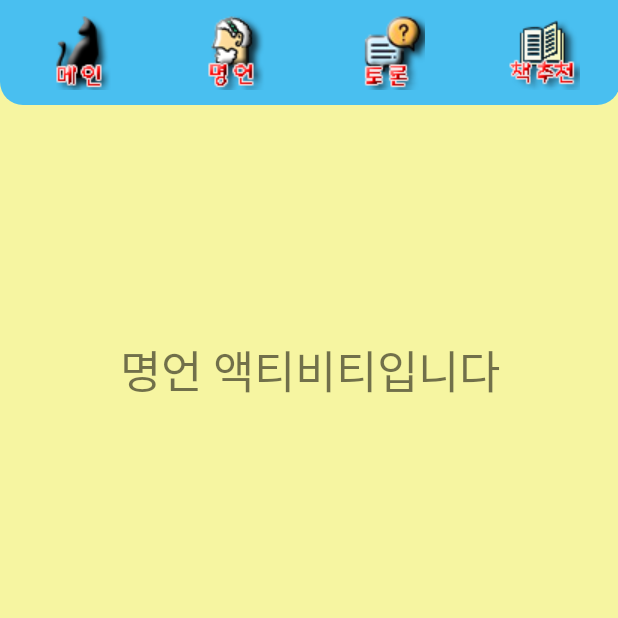
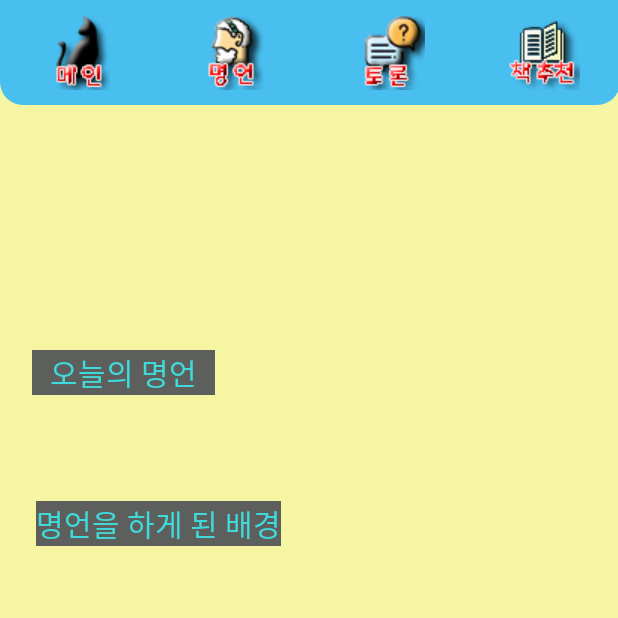
Before and after one commit to dsjk3172/Black-Cat, an Android app: the BestWord screen opened directly, with no data from a screen before it, on a phone screen of 412 x 824 dp, the top half of it. Run offline under Robolectric (Android 15) with nearby library versions, the phone set to English and light mode, and no system bars; Roboto replaces fonts that are not available here; 2 statements that could not run were skipped.

Commit message:
UI_update

```diff
--- a/app/src/main/AndroidManifest.xml
+++ b/app/src/main/AndroidManifest.xml
@@ -11,7 +11,8 @@
         android:label="@string/app_name"
         android:roundIcon="@mipmap/ic_launcher_round"
         android:supportsRtl="true"
-        android:theme="@style/AppTheme">
+        android:theme="@style/AppTheme"
+        android:usesCleartextTraffic="true">
 
         <!--스플래시 액티비티-->
         <activity android:name=".SplashActivity"
--- a/app/src/main/java/com/example/software_project/BookRecommend.java
+++ b/app/src/main/java/com/example/software_project/BookRecommend.java
@@ -66,5 +66,9 @@ public class BookRecommend extends AppCompatActivity {
                 finish();
             }
         });
+
+        TextView textView = (TextView) findViewById(R.id.Txt_Br);
+        Typeface typeface3 = Typeface.createFromAsset(getAssets(), "Maplestory Light.ttf");
+        textView.setTypeface(typeface3);
     }
 }
--- a/app/src/main/java/com/example/software_project/Community.java
+++ b/app/src/main/java/com/example/software_project/Community.java
@@ -6,8 +6,11 @@ import android.support.v7.app.AppCompatActivity;
 import android.os.Bundle;
 import android.view.View;
 import android.webkit.WebView;
+import android.webkit.WebViewClient;
 import android.widget.ImageButton;
 import android.widget.TextView;
+import android.webkit.WebViewClient;
+import android.webkit.WebView;
 
 public class Community extends AppCompatActivity {
 
@@ -71,6 +74,7 @@ public class Community extends AppCompatActivity {
 
         // 웹뷰 액티비티
         webView = (WebView)findViewById(R.id.webView);
-        webView.loadUrl("http://softwareblackcat.com");
+        webView.setWebViewClient(new WebViewClient());
+        webView.loadUrl("http://softwareblackcat.com/index.php?mid=comunnity");
     }
 }
--- a/app/src/main/res/layout/best_word.xml
+++ b/app/src/main/res/layout/best_word.xml
@@ -87,13 +87,37 @@
         app:layout_constraintVertical_bias="0.925">
 
 
+        <TextView
+            android:id="@+id/Txt_Bw_bw"
+            android:layout_width="122dp"
+            android:layout_height="wrap_content"
+            android:layout_alignParentStart="true"
+            android:layout_alignParentLeft="true"
+            android:layout_alignParentTop="true"
+            android:layout_marginStart="19dp"
+            android:layout_marginLeft="19dp"
+            android:layout_marginTop="9dp"
+            android:background="#5D5F5D"
+            android:text="오늘의 명언"
+            android:textAlignment="center"
+            android:textColor="#41DADA"
+            android:textSize="20dp" />
 
         <TextView
-            android:layout_width="match_parent"
+            android:id="@+id/Txt_Bw_bg"
+            android:layout_width="wrap_content"
             android:layout_height="wrap_content"
-            android:text="명언 액티비티입니다"
+            android:layout_alignParentStart="true"
+            android:layout_alignParentLeft="true"
+            android:layout_alignParentTop="true"
+            android:layout_marginStart="22dp"
+            android:layout_marginLeft="22dp"
+            android:layout_marginTop="110dp"
+            android:background="#5D5F5D"
+            android:text="명언을 하게 된 배경"
             android:textAlignment="center"
-            android:textSize="30dp"/>
+            android:textColor="#41DADA"
+            android:textSize="20dp" />
 
     </RelativeLayout>
 
--- a/app/src/main/res/layout/book_recommend.xml
+++ b/app/src/main/res/layout/book_recommend.xml
@@ -88,6 +88,7 @@
 
 
         <TextView
+            android:id="@+id/Txt_Br"
             android:layout_width="130dp"
             android:layout_height="wrap_content"
             android:layout_alignParentStart="true"
@@ -95,7 +96,7 @@
             android:layout_alignParentTop="true"
             android:layout_marginStart="19dp"
             android:layout_marginLeft="19dp"
-            android:layout_marginTop="38dp"
+            android:layout_marginTop="0dp"
             android:background="#5D5F5D"
             android:text="철학 도서 추천"
             android:textAlignment="center"
```
Also changed, not shown: app/src/main/java/com/example/software_project/BestWord.java (+84 -1 lines), app/src/main/java/com/example/software_project/MainActivity.java (+17 -5 lines), app/src/main/java/com/example/software_project/ProductDBHelper.java (added, +21 -0 lines), app/src/main/res/layout/activity_main.xml (+9 -11 lines), app/src/main/assets/sp.db (added), app/src/main/res/drawable/back.png (added).
